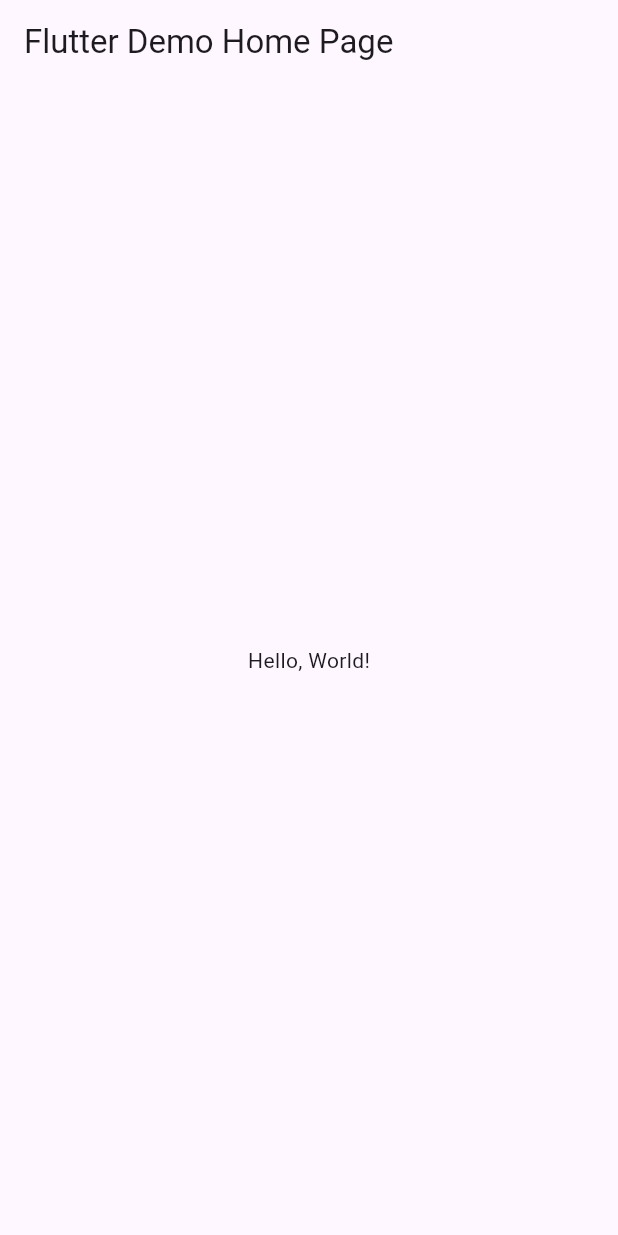
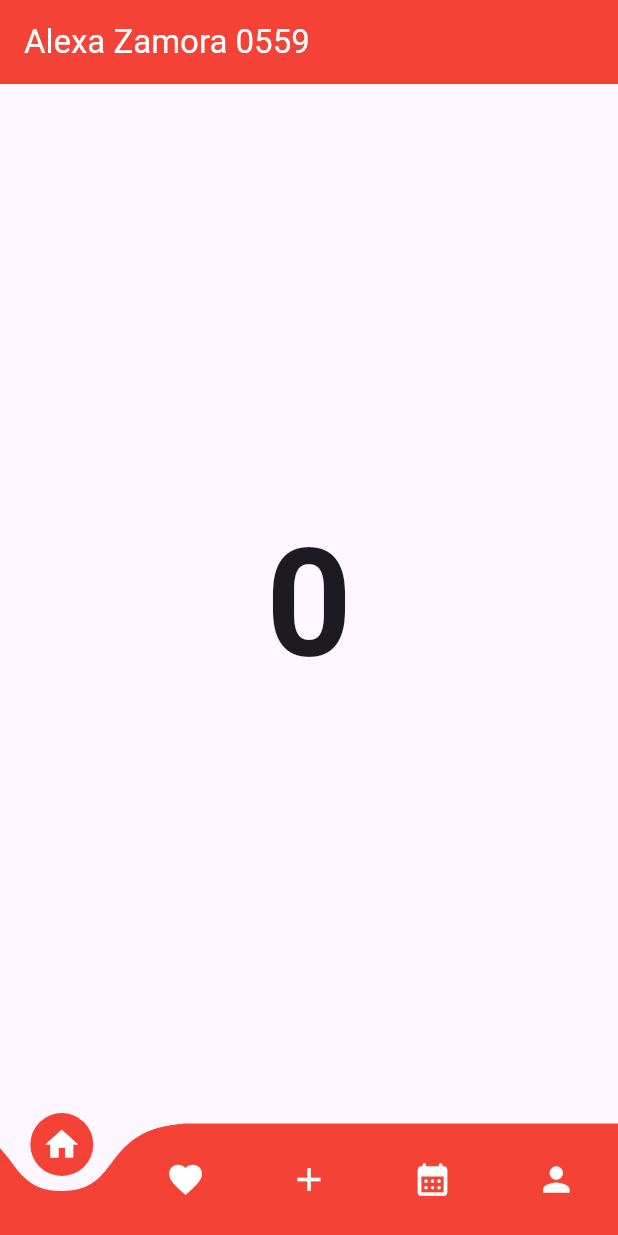
Before and after one commit to AlexaZamoraDominguez/Act7, a Flutter app: the screen it shows after launch, on a phone screen of 412 x 824 dp. Run offline on Flutter 3.47's test engine with Material 3 defaults, Android fonts, the phone set to English and light mode, and no system bars; drawn by our look-alikes of curved_navigation_bar.

```diff
--- /dev/null
+++ b/lib/home.dart
@@ -0,0 +1,51 @@
+import 'package:curved_navigation_bar/curved_navigation_bar.dart';
+import 'package:flutter/material.dart';
+
+class HomePage extends StatefulWidget {
+  const HomePage({super.key});
+
+  @override
+  State<HomePage> createState() => _HomePageState();
+}
+
+class _HomePageState extends State<HomePage> {
+  int _page = 0;
+
+  @override
+  Widget build(BuildContext context) {
+    return Scaffold(
+      bottomNavigationBar: CurvedNavigationBar(
+        backgroundColor: Color(0x00ed6a6a),
+        buttonBackgroundColor: Colors.red,
+        color: Colors.red,
+        animationDuration: const Duration(milliseconds: 300),
+        items: const <Widget>[
+          Icon(Icons.home, size: 26, color: Colors.white),
+          Icon(Icons.favorite, size: 26, color: Colors.white),
+          Icon(Icons.add, size: 26, color: Colors.white),
+          Icon(Icons.calendar_month_rounded, size: 26, color: Colors.white),
+          Icon(Icons.person, size: 26, color: Colors.white),
+        ],
+        onTap: (index) {
+          setState(() {
+            _page = index;
+          });
+        },
+      ),
+      appBar: AppBar(
+        backgroundColor: Colors.red,
+        title: const Text('Alexa Zamora 0559',
+            style: TextStyle(color: Colors.white)),
+      ),
+      body: Center(
+        child: Text(
+          _page.toString(),
+          style: const TextStyle(
+            fontSize: 100,
+            fontWeight: FontWeight.bold,
+          ),
+        ),
+      ),
+    );
+  }
+}
--- a/lib/main.dart
+++ b/lib/main.dart
@@ -1,43 +1,18 @@
+import 'package:Zamora0559/home.dart';
 import 'package:flutter/material.dart';
 
-void main() => runApp(MyApp());
+void main() {
+  runApp(const MyApp());
+}
 
 class MyApp extends StatelessWidget {
   const MyApp({super.key});
-  // This widget is the root of your application.
+
   @override
   Widget build(BuildContext context) {
-    return MaterialApp(
-      // Application name
-      title: 'Flutter Hello World',
-      // Application theme data, you can set the colors for the application as
-      // you want
-      theme: ThemeData(
-        // useMaterial3: false,
-        primarySwatch: Colors.blue,
-      ),
-      // A widget which will be started on application startup
-      home: MyHomePage(title: 'Flutter Demo Home Page'),
+    return const MaterialApp(
+      debugShowCheckedModeBanner: false,
+      home: HomePage(),
     );
   }
 }
-
-class MyHomePage extends StatelessWidget {
-  final String title;
-  const MyHomePage({super.key, required this.title});
-
-  @override
-  Widget build(BuildContext context) {
-    return Scaffold(
-      appBar: AppBar(
-        // The title text which will be shown on the action bar
-        title: Text(title),
-      ),
-      body: Center(
-        child: Text(
-          'Hello, World!',
-        ),
-      ),
-    );
-  }
-}
--- a/pubspec.yaml
+++ b/pubspec.yaml
@@ -9,11 +9,13 @@ environment:
 dependencies:
   flutter:
     sdk: flutter
+  cupertino_icons: ^1.0.2
+  curved_navigation_bar: ^1.0.3
 
 dev_dependencies:
   flutter_test:
     sdk: flutter
-  flutter_lints: ^2.0.2
+  flutter_lints: ^2.0.0
 
 flutter:
   uses-material-design: true
```
